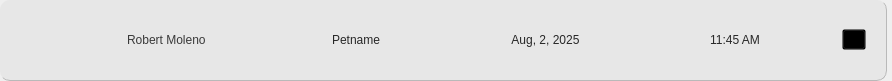
The window that Frontend/appointmentCard.ui (DreddVDomasian/Petmate-Desktop-Application) describes before a commit, drawn with Qt 5.
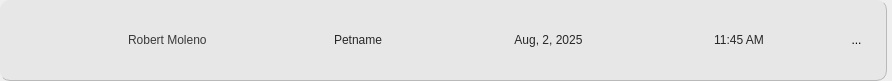
The same window after the commit. Icons and pictures are not drawn.

Commit message:
Add appointment status and cancelled UI support
Introduces a 'status' field to WalkInAppointment in the backend and updates the migration. Frontend changes add a Cancelled button and page, update stacked widget logic, and replace the delete icon with a cancel icon for appointment cards. Also ensures walk-in appointments reload after patient deletion.

```diff
--- a/Frontend/appointmentCard.ui
+++ b/Frontend/appointmentCard.ui
@@ -156,7 +156,8 @@
       <item>
        <widget class="QToolButton" name="deleteButton">
         <property name="styleSheet">
-         <string notr="true">background:transparent;</string>
+         <string notr="true">background:transparent;
+border:none;</string>
         </property>
         <property name="text">
          <string>...</string>
@@ -167,8 +168,8 @@
         </property>
         <property name="iconSize">
          <size>
-          <width>30</width>
-          <height>30</height>
+          <width>50</width>
+          <height>50</height>
          </size>
         </property>
        </widget>
```
Left out of the diff: 2 changed lines with no effect on the pictures. The commit also changes 8 other files.
